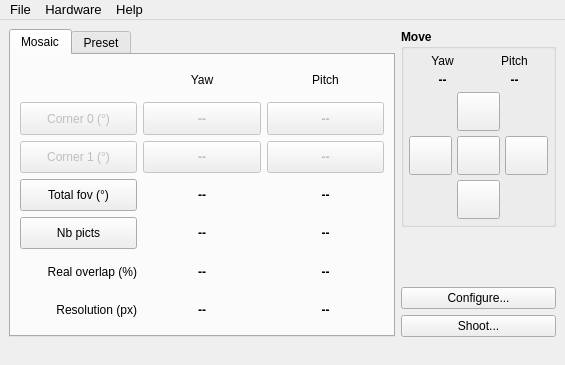
First picture: the form in papywizard/view/ui/mainWindow.ui, repository bingostar89/Papywizard, before the edit.
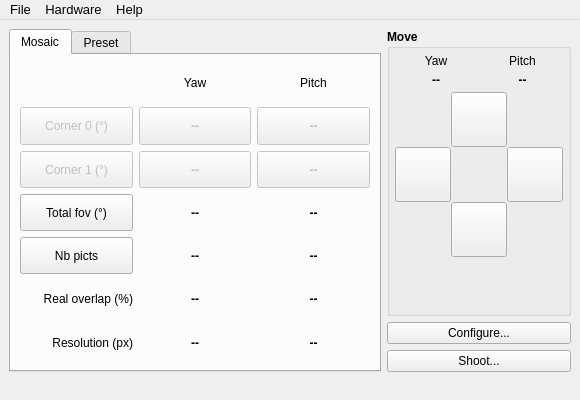
Second picture: the form after the edit. Icons and pictures are not drawn.

Commit message: Added trigger shutter menu

Patch:
```diff
--- a/papywizard/view/ui/mainWindow.ui
+++ b/papywizard/view/ui/mainWindow.ui
@@ -6,14 +6,14 @@
    <rect>
     <x>0</x>
     <y>0</y>
-    <width>565</width>
-    <height>365</height>
+    <width>580</width>
+    <height>400</height>
    </rect>
   </property>
   <property name="minimumSize">
    <size>
-    <width>0</width>
-    <height>0</height>
+    <width>580</width>
+    <height>400</height>
    </size>
   </property>
   <property name="focusPolicy">
@@ -154,6 +154,9 @@
          </item>
          <item>
           <layout class="QGridLayout" name="moveArrowsGridLayout">
+           <property name="spacing">
+            <number>0</number>
+           </property>
            <item row="0" column="1">
             <widget class="QToolButton" name="pitchMovePlusToolButton">
              <property name="sizePolicy">
@@ -177,8 +180,8 @@
              </property>
              <property name="iconSize">
               <size>
-               <width>32</width>
-               <height>32</height>
+               <width>48</width>
+               <height>48</height>
               </size>
              </property>
              <property name="checkable">
@@ -192,7 +195,7 @@
            <item row="1" column="0">
             <widget class="QToolButton" name="yawMoveMinusToolButton">
              <property name="sizePolicy">
-              <sizepolicy hsizetype="MinimumExpanding" vsizetype="MinimumExpanding">
+              <sizepolicy hsizetype="Minimum" vsizetype="MinimumExpanding">
                <horstretch>0</horstretch>
                <verstretch>0</verstretch>
               </sizepolicy>
@@ -212,8 +215,8 @@
              </property>
              <property name="iconSize">
               <size>
-               <width>32</width>
-               <height>32</height>
+               <width>48</width>
+               <height>48</height>
               </size>
              </property>
              <property name="checkable">
@@ -224,41 +227,6 @@
              </property>
             </widget>
            </item>
-           <item row="1" column="1">
-            <widget class="QToolButton" name="setReferenceToolButton">
-             <property name="enabled">
-              <bool>true</bool>
-             </property>
-             <property name="sizePolicy">
-              <sizepolicy hsizetype="MinimumExpanding" vsizetype="MinimumExpanding">
-               <horstretch>0</horstretch>
-               <verstretch>0</verstretch>
-              </sizepolicy>
-             </property>
-             <property name="minimumSize">
-              <size>
-               <width>0</width>
-               <height>0</height>
-              </size>
-             </property>
-             <property name="text">
-              <string notr="true"/>
-             </property>
-             <property name="icon">
-              <iconset resource="../icons.qrc">
-               <normaloff>:/icons/gohome.png</normaloff>:/icons/gohome.png</iconset>
-             </property>
-             <property name="iconSize">
-              <size>
-               <width>32</width>
-               <height>32</height>
-              </size>
-             </property>
-             <property name="checkable">
-              <bool>false</bool>
-             </property>
-            </widget>
-           </item>
            <item row="1" column="2">
             <widget class="QToolButton" name="yawMovePlusToolButton">
              <property name="sizePolicy">
@@ -282,8 +250,8 @@
              </property>
              <property name="iconSize">
               <size>
-               <width>32</width>
-               <height>32</height>
+               <width>48</width>
+               <height>48</height>
               </size>
              </property>
              <property name="checkable">
@@ -317,8 +285,8 @@
              </property>
              <property name="iconSize">
               <size>
-               <width>32</width>
-               <height>32</height>
+               <width>48</width>
+               <height>48</height>
               </size>
              </property>
              <property name="checkable">
@@ -331,10 +299,23 @@
            </item>
           </layout>
          </item>
+         <item>
+          <spacer name="verticalSpacer">
+           <property name="orientation">
+            <enum>Qt::Vertical</enum>
+           </property>
+           <property name="sizeHint" stdset="0">
+            <size>
+             <width>20</width>
+             <height>40</height>
+            </size>
+           </property>
+          </spacer>
+         </item>
         </layout>
        </widget>
       </item>
-      <item row="2" column="1">
+      <item row="1" column="1">
        <layout class="QVBoxLayout" name="verticalLayout_2">
         <item>
          <widget class="QPushButton" name="configPushButton">
@@ -384,20 +365,7 @@
         </item>
        </layout>
       </item>
-      <item row="1" column="1">
-       <spacer name="verticalSpacer">
-        <property name="orientation">
-         <enum>Qt::Vertical</enum>
-        </property>
-        <property name="sizeHint" stdset="0">
-         <size>
-          <width>20</width>
-          <height>40</height>
-         </size>
-        </property>
-       </spacer>
-      </item>
-      <item row="0" column="0" rowspan="3">
+      <item row="0" column="0" rowspan="2">
        <widget class="QTabWidget" name="tabWidget">
         <property name="enabled">
          <bool>true</bool>
@@ -955,7 +923,7 @@
     <rect>
      <x>0</x>
      <y>0</y>
-     <width>565</width>
+     <width>580</width>
      <height>24</height>
     </rect>
    </property>
```
Left out of the diff: 22 changed lines with no effect on the pictures. The commit also changes 1 other file.
